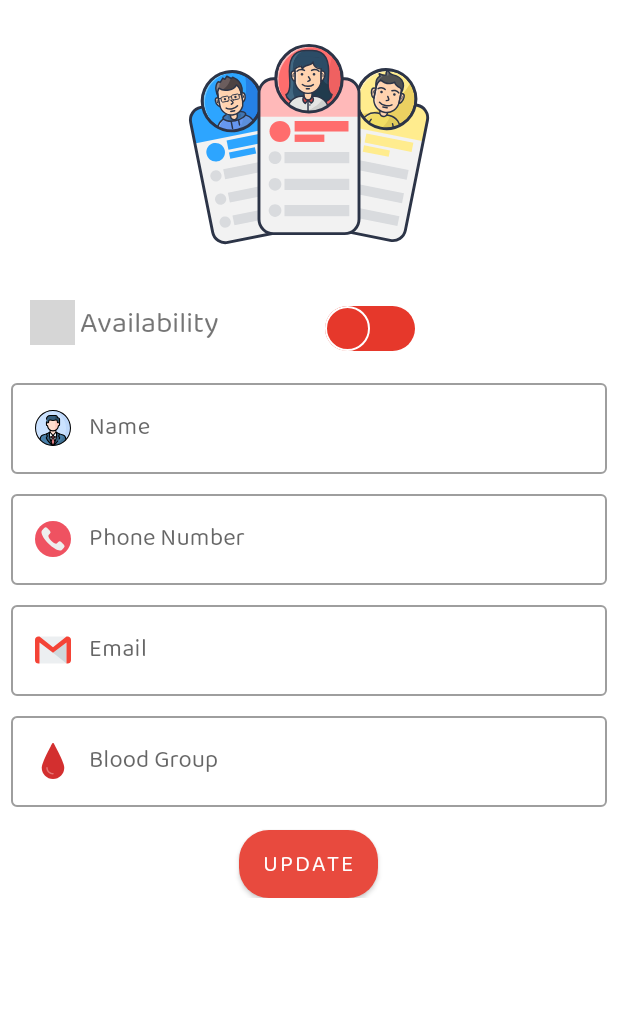
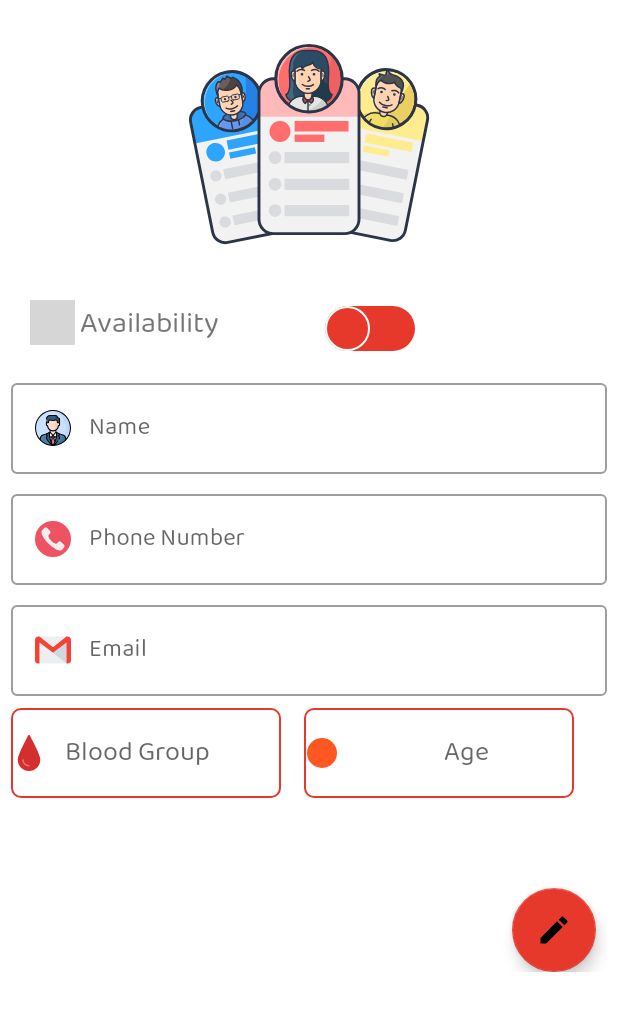
Before and after one commit to SanajitBhunia/DonorHub, an Android app: the layout fragment_profile.xml on its own in the app's theme, with its tools: preview values and no code run, on a phone screen of 412 x 824 dp. Shown: the top 1011 px of the screen. Run offline under Robolectric (Android 15) with nearby library versions, the phone set to English and light mode, and no system bars; grey boxes are pictures that could not be loaded.

Commit message:
profile section

```diff
--- a/app/src/main/java/com/example/donorhub/adapter/Donoradapter.kt
+++ b/app/src/main/java/com/example/donorhub/adapter/Donoradapter.kt
@@ -38,6 +38,7 @@ class Donoradapter(val context: HomeFragment, var list: ArrayList<DonorModel>) :
         holder.binding.userPhone.text = list[position].phone.toString()
 
 
+
         holder.binding.animationView.setOnClickListener {
             val phone = list[position].phone.toString()
             val intent = Intent()
--- a/app/src/main/java/com/example/donorhub/ui/auth/DonorDetails.kt
+++ b/app/src/main/java/com/example/donorhub/ui/auth/DonorDetails.kt
@@ -46,7 +46,7 @@ class DonorDetails : AppCompatActivity() {
         binding1= SiginUpBinding.inflate(layoutInflater)
         val currentUser = auth.currentUser
 
-        binding.saveBtn.isEnabled=false
+
 
 
         binding.verifyBtn1.setOnClickListener {
@@ -184,7 +184,7 @@ class DonorDetails : AppCompatActivity() {
             } else if (districts.equals("Select District")) {
                 Toast.makeText(this, "Please Provide District", Toast.LENGTH_SHORT).show()
             } else {
-                binding.saveBtn.isEnabled=true
+
 
 
                     val currentUserId = auth.currentUser!!.uid
--- a/app/src/main/java/com/example/donorhub/ui/fragment/ProfileFragment.kt
+++ b/app/src/main/java/com/example/donorhub/ui/fragment/ProfileFragment.kt
@@ -45,11 +45,12 @@ class ProfileFragment : Fragment() {
                 binding.userPhone.setText(currUser.phone.toString())
                 binding.userEmail.setText(currUser.email.toString())
                 binding.userBlood.setText(currUser.blood).toString()
+                binding.userAge.setText(currUser.age).toString()
 
                 Config.hideDialog()
 
             }
-        binding.updateBtn.setOnClickListener{
+        binding.fabEdit.setOnClickListener{
             val newName = binding.userName.text.toString()
             val newPhone = binding.userPhone.text.toString()
 
--- /dev/null
+++ b/app/src/main/res/drawable/age.xml
@@ -0,0 +1,17 @@
+<?xml version="1.0" encoding="utf-8"?>
+<vector xmlns:android="http://schemas.android.com/apk/res/android"
+    android:width="24dp"
+    android:height="24dp"
+    android:viewportWidth="24.0"
+    android:viewportHeight="24.0">
+
+    <!-- Circle background for the age number -->
+    <path
+        android:pathData="M12,2a10,10 0,1 1,0 20a10,10 0,0 1,0 -20"
+        android:fillColor="#FF5722" /> <!-- Orange color for the circle background -->
+
+    <!-- Number representing the age -->
+
+
+
+</vector>
--- /dev/null
+++ b/app/src/main/res/drawable/edit_profile.xml
@@ -0,0 +1,5 @@
+<vector android:height="24dp" android:tint="#ffff4d"
+    android:viewportHeight="24" android:viewportWidth="24"
+    android:width="24dp" xmlns:android="http://schemas.android.com/apk/res/android">
+    <path android:fillColor="@android:color/white" android:pathData="M3,17.25V21h3.75L17.81,9.94l-3.75,-3.75L3,17.25zM20.71,7.04c0.39,-0.39 0.39,-1.02 0,-1.41l-2.34,-2.34c-0.39,-0.39 -1.02,-0.39 -1.41,0l-1.83,1.83 3.75,3.75 1.83,-1.83z"/>
+</vector>
--- a/app/src/main/res/layout/fragment_profile.xml
+++ b/app/src/main/res/layout/fragment_profile.xml
@@ -13,8 +13,6 @@
         android:layout_marginTop="5dp"
         android:focusableInTouchMode="true"
         android:orientation="vertical">
-
-
 
         <com.airbnb.lottie.LottieAnimationView
             android:id="@+id/animationView"
@@ -107,36 +105,57 @@
 
         </com.google.android.material.textfield.TextInputLayout>
 
-        <com.google.android.material.textfield.TextInputLayout
+        <LinearLayout
             style="@style/Widget.MaterialComponents.TextInputLayout.OutlinedBox"
             android:layout_width="match_parent"
             android:layout_height="match_parent"
-            android:layout_marginTop="8dp">
+            android:layout_marginTop="8dp"
+            android:orientation="horizontal"
+            android:layout_gravity="end">
 
             <com.google.android.material.textfield.TextInputEditText
                 android:id="@+id/userBlood"
-                android:layout_width="match_parent"
-                android:layout_height="wrap_content"
+                android:layout_width="180dp"
+                android:layout_height="60dp"
                 android:drawableLeft="@drawable/blood"
                 android:drawablePadding="12dp"
                 android:focusable="false"
                 android:hint="Blood Group"
-                android:inputType="text" />
+                android:inputType="text"
+                android:layout_marginEnd="15dp"
+                android:background="@drawable/bg_text_color"/>
 
-        </com.google.android.material.textfield.TextInputLayout>
+            <com.google.android.material.textfield.TextInputEditText
+                android:id="@+id/userAge"
+                android:layout_width="180dp"
+                android:layout_height="60dp"
+                android:background="@drawable/bg_text_color"
+                android:drawableLeft="@drawable/age"
+                android:drawablePadding="12dp"
+                android:focusable="false"
+                android:hint="Age"
+                android:inputType="text"
+                android:textAlignment="center" />
 
-        <Button
-            android:id="@+id/updateBtn"
+        </LinearLayout>
+
+
+        <com.google.android.material.floatingactionbutton.FloatingActionButton
             android:layout_width="wrap_content"
-            android:layout_height="45dp"
-            android:layout_marginTop="15dp"
-            android:gravity="center"
-            android:layout_gravity="center"
-            android:text="Update"
-            android:textColor="@color/white"
-            android:background="@drawable/btn_bg"
-            android:textSize="15sp" />
+            android:layout_height="wrap_content"
+            android:layout_gravity="right"
+            android:src="@drawable/edit_profile"
+            android:layout_marginTop="60dp"
+            android:id="@+id/fabEdit"
+            android:layout_marginEnd="7dp"
+            android:elevation="6dp"
+            android:backgroundTint="@color/lightRed"
+            />
+
+
+
 
     </LinearLayout>
 
+
 </ScrollView>
```
Also changed, not shown: app/src/main/res/drawable/agelogo.png (added).
